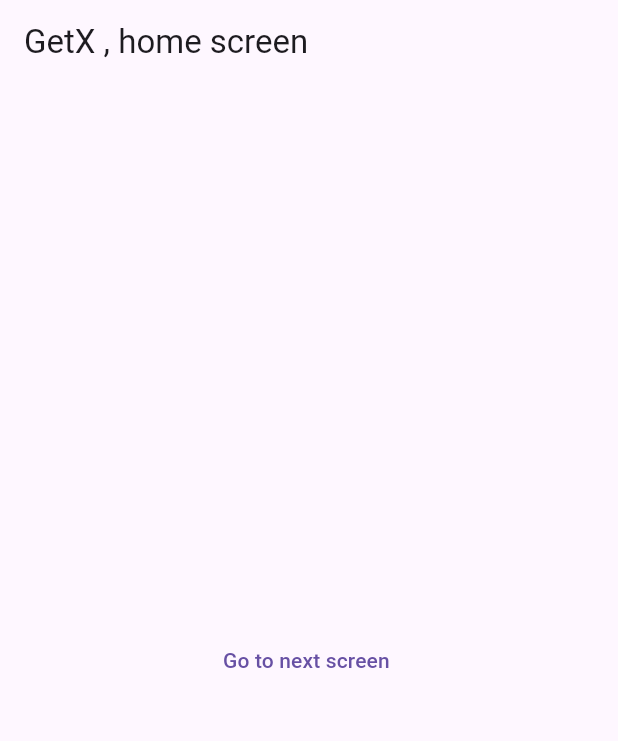
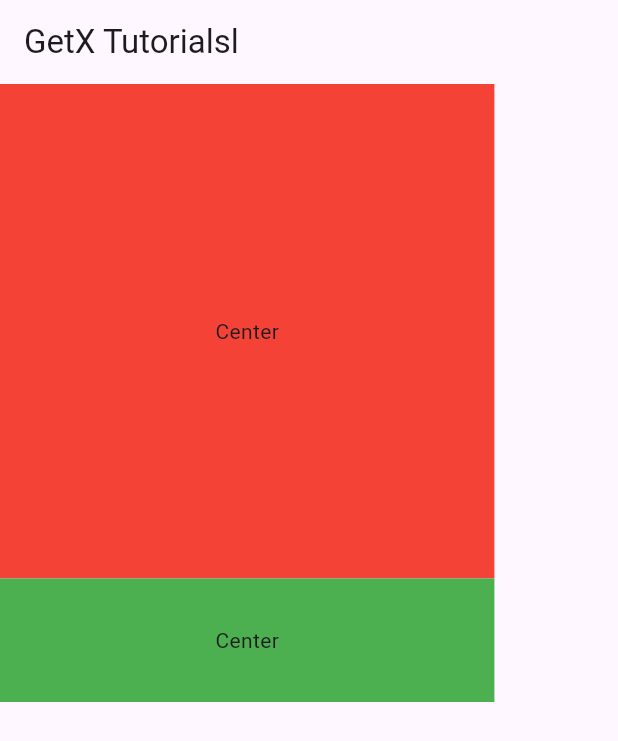
Before and after one commit to safaanwar1122/Flutter-GetX-State-Management, a Flutter app: the screen it shows after launch, on a phone screen of 412 x 824 dp. Shown: the top 741 px of the screen. Run offline on Flutter 3.47's test engine with Material 2 defaults, Android fonts, the phone set to English and light mode, and no system bars; our stand-ins replace get.

Commit message:
fourth commit

```diff
--- a/lib/home_screen.dart
+++ b/lib/home_screen.dart
@@ -13,30 +13,32 @@ class HomeScreen extends StatefulWidget {
 class _HomeScreenState extends State<HomeScreen> {
   @override
   Widget build(BuildContext context) {
+    final height=MediaQuery.of(context).size.height*1;
     return Scaffold(
       appBar: AppBar(
-        title: Text('GetX , home screen'),
+        title: Text('GetX Tutorialsl'),
       ),
       body: Column(
-        mainAxisAlignment: MainAxisAlignment.center,
-        crossAxisAlignment: CrossAxisAlignment.center,
         children: [
-          TextButton(
-              onPressed: () {
-                //Get.to(ScreenOne(name: 'Safa Anwar',));
-                Get.toNamed('/screenOne',arguments:
-                [
-                  'Safa Anwar',
-                  'I am software engineering student',
-                  '3rd',
-                ]
-                );
-                // Navigator.push(
-                //   context,
-                //   MaterialPageRoute(builder: (context) => ScreenOne()),
-                // );
-              },
-              child: Center(child: Text('Go to next screen '))),
+          Container(
+           //height: MediaQuery.of(context).size.height*.4,
+            height: Get.height*.4,
+            width: Get.width*.8,
+            color: Colors.red,
+            child: Center(
+              child: Text('Center'),
+            ),
+          ),
+
+          Container(
+            //height: MediaQuery.of(context).size.height*.4,
+            height: Get.height*.1,
+            width: Get.width*.8,
+            color: Colors.green,
+            child: Center(
+              child: Text('Center'),
+            ),
+          ),
         ],
       ),
     );
--- a/lib/main.dart
+++ b/lib/main.dart
@@ -23,12 +23,14 @@ class MyApp extends StatelessWidget {
         useMaterial3: true,
       ),
       home: const HomeScreen(),
-      getPages: [
-        GetPage(name: '/',page: ()=>HomeScreen()),
-        GetPage(name: '/screenOne',page: ()=>ScreenOne()),
-        GetPage(name: '/screenTwo',page: ()=>ScreenTwo()),
 
-      ],
+      // below lines are for routing
+      // getPages: [
+      //   GetPage(name: '/',page: ()=>HomeScreen()),
+      //   GetPage(name: '/screenOne',page: ()=>ScreenOne()),
+      //   GetPage(name: '/screenTwo',page: ()=>ScreenTwo()),
+      //
+      // ],
     );
   }
 }
```
